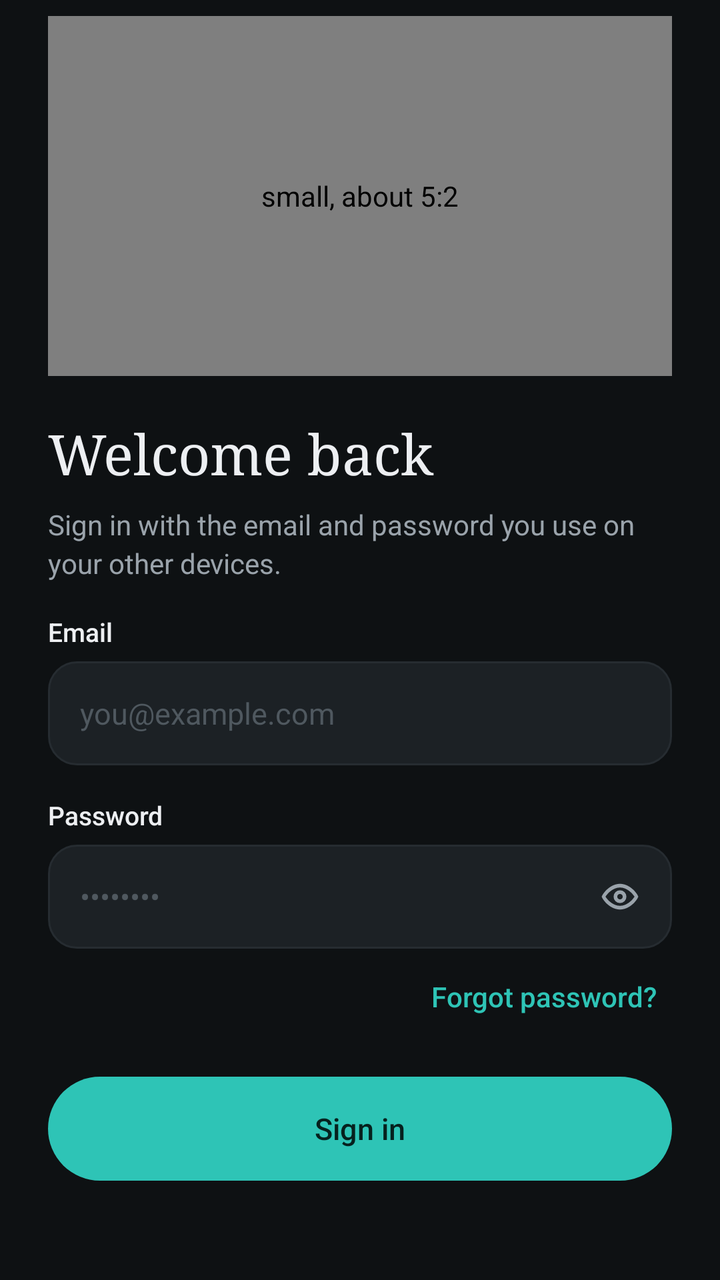
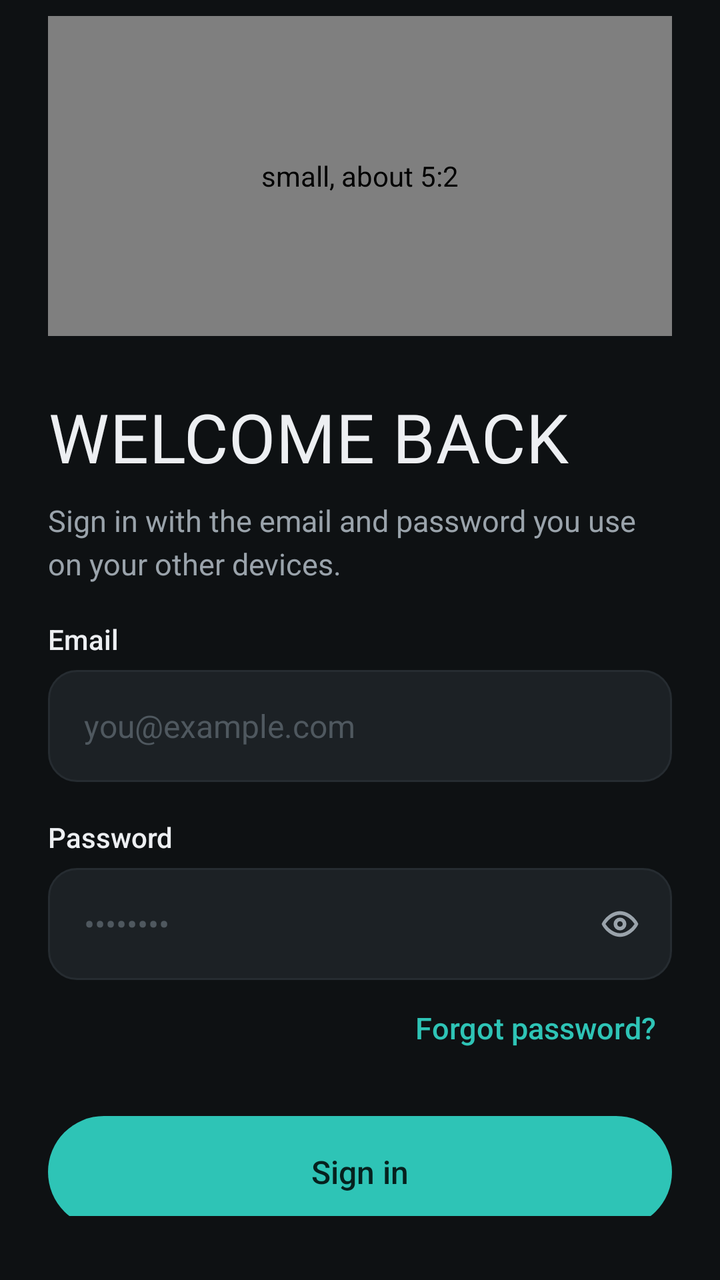

Screens rendered from an Android XML layout before and after an edit, with the pre-edit source and the edit as a unified diff.
<!-- AndroidManifest.xml: application theme Theme.Planj -->
<!-- res/layout/screen_signin.xml -->
<?xml version="1.0" encoding="utf-8"?>
<LinearLayout xmlns:android="http://schemas.android.com/apk/res/android"
    android:layout_width="match_parent"
    android:layout_height="wrap_content"
    android:orientation="vertical"
    android:paddingHorizontal="24dp"
    android:paddingTop="8dp"
    android:paddingBottom="32dp">

        <com.planj.phone.Illustration
            style="@style/Auth.Illustration"
            android:contentDescription="small, about 5:2"
            android:tag="signin" />

        <TextView style="@style/Auth.Title" android:text="Welcome back" />
        <TextView android:id="@+id/blurb" style="@style/Auth.Blurb" android:text="Sign in with the email and password you use on your other devices." />
        <TextView android:id="@+id/error" style="@style/Auth.Error" />
        <TextView style="@style/Auth.Label" android:text="Email" />
        <EditText
            android:id="@+id/email"
                style="@style/Auth.Field"
            android:layout_marginTop="6dp"
            android:hint="you@example.com"
            android:imeOptions="actionNext"
            android:inputType="textEmailAddress" />
        <TextView android:id="@+id/email_hint" style="@style/Auth.Hint" />
        <TextView style="@style/Auth.Label" android:text="Password" />
        <FrameLayout
            android:layout_width="match_parent"
            android:layout_height="wrap_content"
            android:layout_marginTop="6dp">

            <EditText
                android:id="@+id/password"
                style="@style/Auth.Field"
                android:layout_marginTop="0dp"
                android:hint="••••••••"
                android:imeOptions="actionDone"
                android:inputType="textPassword" android:paddingEnd="52dp" />

            <ImageButton
                android:id="@+id/password_eye"
                android:layout_width="44dp"
                android:layout_height="44dp"
                android:layout_gravity="end|center_vertical"
                android:layout_marginEnd="4dp"
                android:background="@drawable/btn_text"
                android:contentDescription="Show password"
                android:src="@drawable/ic_eye"
                android:tint="@color/muted" />
        </FrameLayout>
        <TextView android:id="@+id/password_hint" style="@style/Auth.Hint" />
        <Button android:id="@+id/btn_forgot" style="@style/Auth.Link" android:layout_gravity="end" android:layout_marginTop="4dp" android:text="Forgot password?" />
        <FrameLayout
            android:layout_width="match_parent"
            android:layout_height="wrap_content">
            <Button android:id="@+id/btn_submit" style="@style/Auth.Primary" android:text="Sign in" />
            <ProgressBar android:id="@+id/progress" android:layout_width="22dp" android:layout_height="22dp" android:layout_gravity="center" android:layout_marginTop="20dp" android:indeterminateTint="@color/on_accent" android:visibility="gone" />
        </FrameLayout>
        <LinearLayout
            android:layout_width="match_parent"
            android:layout_height="wrap_content"
            android:layout_marginTop="14dp"
            android:gravity="center_vertical|center_horizontal"
            android:orientation="horizontal">
            <TextView android:layout_width="wrap_content" android:layout_height="wrap_content" android:text="New to planj?" android:textColor="@color/muted" android:textSize="14sp" />
            <Button android:id="@+id/btn_create" style="@style/Auth.Link" android:text="Create account" />
        </LinearLayout>
</LinearLayout>
<!-- resources referenced by this layout -->
<resources>
  <style name="Auth.Blurb" parent="">
          <item name="android:layout_width">match_parent</item>
          <item name="android:layout_height">wrap_content</item>
          <item name="android:layout_marginTop">8dp</item>
          <item name="android:lineSpacingExtra">3dp</item>
          <item name="android:textColor">@color/muted</item>
          <item name="android:textSize">14sp</item>
      </style>
  <style name="Auth.Error" parent="">
          <item name="android:layout_width">match_parent</item>
          <item name="android:layout_height">wrap_content</item>
          <item name="android:layout_marginTop">14dp</item>
          <item name="android:background">@drawable/field_bg_error</item>
          <item name="android:paddingHorizontal">14dp</item>
          <item name="android:paddingVertical">10dp</item>
          <item name="android:textColor">@color/bad</item>
          <item name="android:textSize">13sp</item>
          <item name="android:visibility">gone</item>
      </style>
  <style name="Auth.Field" parent="">
          <item name="android:layout_width">match_parent</item>
          <item name="android:layout_height">52dp</item>
          <item name="android:layout_marginTop">6dp</item>
          <item name="android:background">@drawable/field_bg</item>
          <item name="android:fontFamily">sans-serif</item>
          <item name="android:paddingHorizontal">16dp</item>
          <item name="android:singleLine">true</item>
          <item name="android:textColor">@color/text</item>
          <item name="android:textColorHint">@color/idle</item>
          <item name="android:textSize">15sp</item>
          <item name="android:importantForAutofill">no</item>
      </style>
  <style name="Auth.Hint" parent="">
          <item name="android:layout_width">match_parent</item>
          <item name="android:layout_height">wrap_content</item>
          <item name="android:layout_marginTop">5dp</item>
          <item name="android:paddingHorizontal">4dp</item>
          <item name="android:textColor">@color/bad</item>
          <item name="android:textSize">12sp</item>
          <item name="android:visibility">gone</item>
      </style>
  <style name="Auth.Illustration" parent="">
          <item name="android:layout_width">match_parent</item>
          <item name="android:layout_height">180dp</item>
          <item name="android:layout_marginBottom">20dp</item>
      </style>
  <style name="Auth.Label" parent="">
          <item name="android:layout_width">wrap_content</item>
          <item name="android:layout_height">wrap_content</item>
          <item name="android:layout_marginTop">16dp</item>
          <item name="android:fontFamily">sans-serif-medium</item>
          <item name="android:textColor">@color/text</item>
          <item name="android:textSize">13sp</item>
      </style>
  <style name="Auth.Link" parent="android:Widget.Material.Button.Borderless">
          <item name="android:layout_width">wrap_content</item>
          <item name="android:layout_height">wrap_content</item>
          <item name="android:background">@drawable/btn_text</item>
          <item name="android:fontFamily">sans-serif-medium</item>
          <item name="android:minHeight">40dp</item>
          <item name="android:paddingHorizontal">8dp</item>
          <item name="android:textAllCaps">false</item>
          <item name="android:textColor">@color/accent</item>
          <item name="android:textSize">14sp</item>
      </style>
  <style name="Auth.Primary" parent="android:Widget.Material.Button.Borderless">
          <item name="android:layout_width">match_parent</item>
          <item name="android:layout_height">52dp</item>
          <item name="android:layout_marginTop">20dp</item>
          <item name="android:background">@drawable/btn_primary</item>
          <item name="android:fontFamily">sans-serif-medium</item>
          <item name="android:textAllCaps">false</item>
          <item name="android:textColor">@color/on_accent</item>
          <item name="android:textSize">15sp</item>
      </style>
  <style name="Auth.Title" parent="">
          <item name="android:layout_width">match_parent</item>
          <item name="android:layout_height">wrap_content</item>
          <item name="android:fontFamily">serif</item>
          <item name="android:textColor">@color/text</item>
          <item name="android:textSize">28sp</item>
          <item name="android:lineSpacingExtra">2dp</item>
      </style>
  <style name="Theme.Planj" parent="@android:style/Theme.Material.NoActionBar">
          <item name="android:windowBackground">@color/bg</item>
          <item name="android:colorAccent">@color/accent</item>
          <item name="android:statusBarColor">@color/bg</item>
          <item name="android:navigationBarColor">@color/bg</item>
          <item name="android:textColorPrimary">@color/text</item>
          <item name="android:textColorSecondary">@color/muted</item>
          <item name="android:textColorHint">@color/muted</item>
      </style>
  <!-- unchanged entries left out for length: 16 -->
</resources>

<!-- the commit's change to res/layout/screen_signin.xml (unified diff, before → after) -->
@@ -9,6 +9,7 @@
 
         <com.planj.phone.Illustration
             style="@style/Auth.Illustration"
+            android:layout_height="160dp"
             android:contentDescription="small, about 5:2"
             android:tag="signin" />
 
<!-- resource entries referenced after the edit -->
@@ -1,58 +1,53 @@
 <!-- resources referenced by this layout -->
 <resources>
-  <style name="Auth.Blurb" parent="">
-          <item name="android:layout_width">match_parent</item>
-          <item name="android:layout_height">wrap_content</item>
-          <item name="android:layout_marginTop">8dp</item>
-          <item name="android:lineSpacingExtra">3dp</item>
-          <item name="android:textColor">@color/muted</item>
-          <item name="android:textSize">14sp</item>
+  <style name="Auth.Blurb" parent="Body">
+          <item name="android:layout_marginTop">10dp</item>
       </style>
   <style name="Auth.Error" parent="">
           <item name="android:layout_width">match_parent</item>
           <item name="android:layout_height">wrap_content</item>
-          <item name="android:layout_marginTop">14dp</item>
+          <item name="android:layout_marginTop">16dp</item>
           <item name="android:background">@drawable/field_bg_error</item>
-          <item name="android:paddingHorizontal">14dp</item>
-          <item name="android:paddingVertical">10dp</item>
+          <item name="android:paddingHorizontal">16dp</item>
+          <item name="android:paddingVertical">12dp</item>
           <item name="android:textColor">@color/bad</item>
-          <item name="android:textSize">13sp</item>
+          <item name="android:textSize">14sp</item>
           <item name="android:visibility">gone</item>
       </style>
   <style name="Auth.Field" parent="">
           <item name="android:layout_width">match_parent</item>
-          <item name="android:layout_height">52dp</item>
-          <item name="android:layout_marginTop">6dp</item>
+          <item name="android:layout_height">56dp</item>
+          <item name="android:layout_marginTop">8dp</item>
           <item name="android:background">@drawable/field_bg</item>
           <item name="android:fontFamily">sans-serif</item>
-          <item name="android:paddingHorizontal">16dp</item>
+          <item name="android:paddingHorizontal">18dp</item>
           <item name="android:singleLine">true</item>
           <item name="android:textColor">@color/text</item>
           <item name="android:textColorHint">@color/idle</item>
-          <item name="android:textSize">15sp</item>
+          <item name="android:textSize">16sp</item>
           <item name="android:importantForAutofill">no</item>
       </style>
   <style name="Auth.Hint" parent="">
           <item name="android:layout_width">match_parent</item>
           <item name="android:layout_height">wrap_content</item>
-          <item name="android:layout_marginTop">5dp</item>
+          <item name="android:layout_marginTop">6dp</item>
           <item name="android:paddingHorizontal">4dp</item>
           <item name="android:textColor">@color/bad</item>
-          <item name="android:textSize">12sp</item>
+          <item name="android:textSize">13sp</item>
           <item name="android:visibility">gone</item>
       </style>
   <style name="Auth.Illustration" parent="">
           <item name="android:layout_width">match_parent</item>
-          <item name="android:layout_height">180dp</item>
-          <item name="android:layout_marginBottom">20dp</item>
+          <item name="android:layout_height">200dp</item>
+          <item name="android:layout_marginBottom">24dp</item>
       </style>
   <style name="Auth.Label" parent="">
           <item name="android:layout_width">wrap_content</item>
           <item name="android:layout_height">wrap_content</item>
-          <item name="android:layout_marginTop">16dp</item>
+          <item name="android:layout_marginTop">18dp</item>
           <item name="android:fontFamily">sans-serif-medium</item>
           <item name="android:textColor">@color/text</item>
-          <item name="android:textSize">13sp</item>
+          <item name="android:textSize">14sp</item>
       </style>
   <style name="Auth.Link" parent="android:Widget.Material.Button.Borderless">
           <item name="android:layout_width">wrap_content</item>
@@ -63,25 +58,13 @@
           <item name="android:paddingHorizontal">8dp</item>
           <item name="android:textAllCaps">false</item>
           <item name="android:textColor">@color/accent</item>
-          <item name="android:textSize">14sp</item>
-      </style>
-  <style name="Auth.Primary" parent="android:Widget.Material.Button.Borderless">
-          <item name="android:layout_width">match_parent</item>
-          <item name="android:layout_height">52dp</item>
-          <item name="android:layout_marginTop">20dp</item>
-          <item name="android:background">@drawable/btn_primary</item>
-          <item name="android:fontFamily">sans-serif-medium</item>
-          <item name="android:textAllCaps">false</item>
-          <item name="android:textColor">@color/on_accent</item>
           <item name="android:textSize">15sp</item>
       </style>
-  <style name="Auth.Title" parent="">
-          <item name="android:layout_width">match_parent</item>
-          <item name="android:layout_height">wrap_content</item>
-          <item name="android:fontFamily">serif</item>
-          <item name="android:textColor">@color/text</item>
-          <item name="android:textSize">28sp</item>
-          <item name="android:lineSpacingExtra">2dp</item>
+  <style name="Auth.Primary" parent="Pill.Primary">
+          <item name="android:layout_marginTop">24dp</item>
+      </style>
+  <style name="Auth.Title" parent="Display.L">
+          <item name="android:layout_marginTop">8dp</item>
       </style>
   <style name="Theme.Planj" parent="@android:style/Theme.Material.NoActionBar">
           <item name="android:windowBackground">@color/bg</item>
@@ -91,6 +74,27 @@
           <item name="android:textColorPrimary">@color/text</item>
           <item name="android:textColorSecondary">@color/muted</item>
           <item name="android:textColorHint">@color/muted</item>
+          <item name="android:windowAnimationStyle">@style/PageTransitions</item>
+      </style>
+  <style name="Body" parent="">
+          <item name="android:layout_width">match_parent</item>
+          <item name="android:layout_height">wrap_content</item>
+          <item name="android:lineSpacingExtra">4dp</item>
+          <item name="android:textColor">@color/muted</item>
+          <item name="android:textSize">15sp</item>
+      </style>
+  <style name="Pill.Primary">
+          <item name="android:background">@drawable/btn_primary</item>
+          <item name="android:textColor">@color/on_accent</item>
+      </style>
+  <style name="Display.L">
+          <item name="android:textSize">34sp</item>
+      </style>
+  <style name="PageTransitions" parent="@android:style/Animation.Activity">
+          <item name="android:activityOpenEnterAnimation">@anim/slide_in_right</item>
+          <item name="android:activityOpenExitAnimation">@anim/slide_out_left</item>
+          <item name="android:activityCloseEnterAnimation">@anim/slide_in_left</item>
+          <item name="android:activityCloseExitAnimation">@anim/slide_out_right</item>
       </style>
   <!-- unchanged entries left out for length: 16 -->
 </resources>
